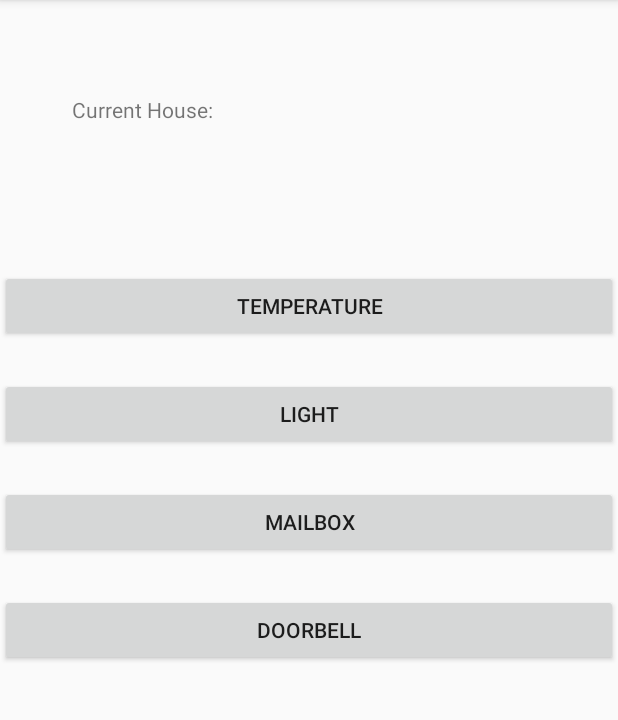
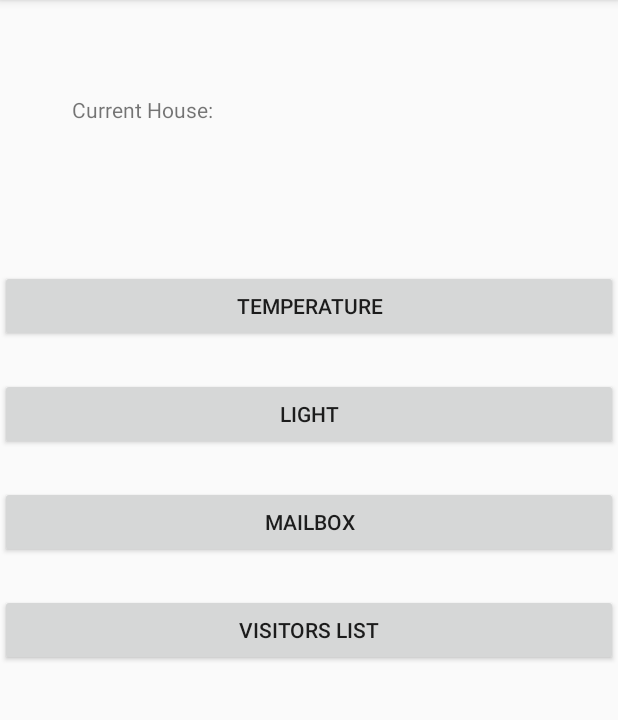
Before and after one commit to tongdanzhu/3010Project, an Android app: the house_activity screen opened directly, with no data from a screen before it, on a phone screen of 412 x 824 dp, the part 84-804 px from its top. Run offline under Robolectric (Android 15) with nearby library versions, the phone set to English and light mode, and no system bars.

Commit message:
add strings for visitors info layout

```diff
--- a/Sweet/app/src/main/res/values/strings.xml
+++ b/Sweet/app/src/main/res/values/strings.xml
@@ -4,7 +4,7 @@
     <string name="temperature">temperature</string>
     <string name="light">light</string>
     <string name="mailbox">mailbox</string>
-    <string name="doorbell">doorbell</string>
+    <string name="doorbell">Visitors List</string>
     <string name="houseid">house id</string>
     <string name="currenthouse">Current House: </string>
     <string name="currentLightState">Current Light State: </string>
@@ -13,5 +13,8 @@
     <string name="thresholdRange">Update Threshold (0C-40C): </string>
     <string name="manualControlLight">Manual Control Light</string>
     <string name="sweetHome">Sweet Home</string>
+    <string name="visitorText">Number of your visitors today is: </string>
+    <string name="visitorCount">TextView</string>
+    <string name="visitorInfo">visitor info here</string>
 
 </resources>
```
